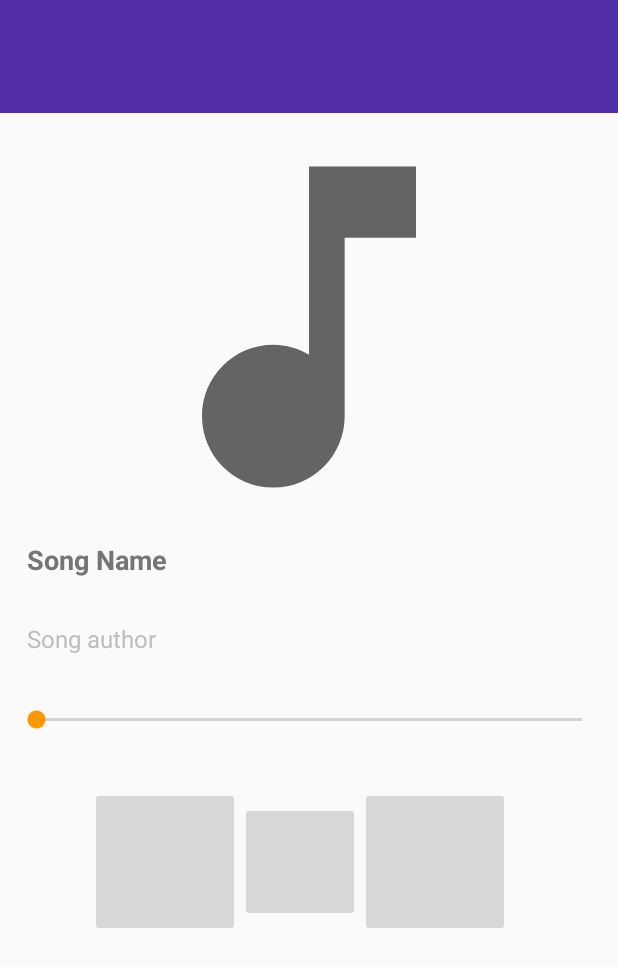
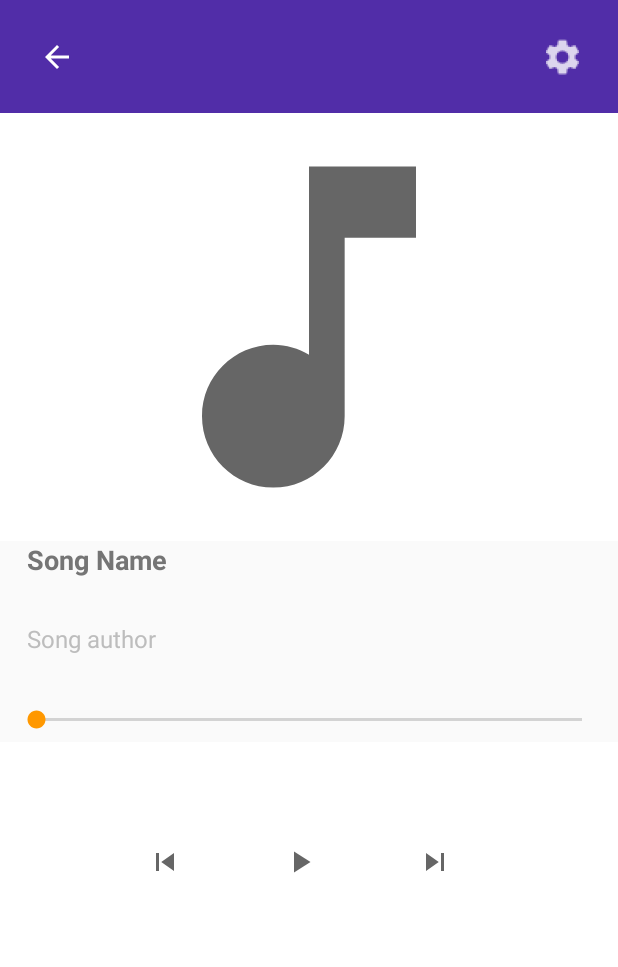
Before and after one commit to Birugov/SummerPlayer, an Android app: the screen it shows after launch (activity_play), on a phone screen of 412 x 824 dp. Shown: the top 967 px of the screen. Run offline under Robolectric (Android 15) with nearby library versions, the phone set to English and light mode, and no system bars.

Commit message:
update design

```diff
--- a/app/build.gradle
+++ b/app/build.gradle
@@ -20,6 +20,10 @@ android {
             proguardFiles getDefaultProguardFile('proguard-android-optimize.txt'), 'proguard-rules.pro'
         }
     }
+    compileOptions {
+        sourceCompatibility JavaVersion.VERSION_1_8
+        targetCompatibility JavaVersion.VERSION_1_8
+    }
 
 }
 
--- a/app/src/main/res/drawable-v24/baseline_arrow_back_ios_24.xml
+++ b/app/src/main/res/drawable-mdpi/baseline_play_arrow_24.xml
@@ -6,5 +6,5 @@
     android:tint="?attr/colorControlNormal">
   <path
       android:fillColor="@android:color/white"
-      android:pathData="M11.67,3.87L9.9,2.1 0,12l9.9,9.9 1.77,-1.77L3.54,12z"/>
+      android:pathData="M8,5v14l11,-7z"/>
 </vector>
--- /dev/null
+++ b/app/src/main/res/drawable-mdpi/baseline_skip_next_24.xml
@@ -0,0 +1,10 @@
+<vector xmlns:android="http://schemas.android.com/apk/res/android"
+    android:width="24dp"
+    android:height="24dp"
+    android:viewportWidth="24"
+    android:viewportHeight="24"
+    android:tint="?attr/colorControlNormal">
+  <path
+      android:fillColor="@android:color/white"
+      android:pathData="M6,18l8.5,-6L6,6v12zM16,6v12h2V6h-2z"/>
+</vector>
--- /dev/null
+++ b/app/src/main/res/drawable-mdpi/baseline_skip_previous_24.xml
@@ -0,0 +1,10 @@
+<vector xmlns:android="http://schemas.android.com/apk/res/android"
+    android:width="24dp"
+    android:height="24dp"
+    android:viewportWidth="24"
+    android:viewportHeight="24"
+    android:tint="?attr/colorControlNormal">
+  <path
+      android:fillColor="@android:color/white"
+      android:pathData="M6,6h2v12L6,18zM9.5,12l8.5,6L18,6z"/>
+</vector>
--- a/app/src/main/res/drawable-v24/baseline_settings_24.xml
+++ /dev/null
@@ -1,10 +0,0 @@
-<vector xmlns:android="http://schemas.android.com/apk/res/android"
-    android:width="24dp"
-    android:height="24dp"
-    android:viewportWidth="24"
-    android:viewportHeight="24"
-    android:tint="?attr/colorControlNormal">
-  <path
-      android:fillColor="@android:color/white"
-      android:pathData="M19.14,12.94c0.04,-0.3 0.06,-0.61 0.06,-0.94c0,-0.32 -0.02,-0.64 -0.07,-0.94l2.03,-1.58c0.18,-0.14 0.23,-0.41 0.12,-0.61l-1.92,-3.32c-0.12,-0.22 -0.37,-0.29 -0.59,-0.22l-2.39,0.96c-0.5,-0.38 -1.03,-0.7 -1.62,-0.94L14.4,2.81c-0.04,-0.24 -0.24,-0.41 -0.48,-0.41h-3.84c-0.24,0 -0.43,0.17 -0.47,0.41L9.25,5.35C8.66,5.59 8.12,5.92 7.63,6.29L5.24,5.33c-0.22,-0.08 -0.47,0 -0.59,0.22L2.74,8.87C2.62,9.08 2.66,9.34 2.86,9.48l2.03,1.58C4.84,11.36 4.8,11.69 4.8,12s0.02,0.64 0.07,0.94l-2.03,1.58c-0.18,0.14 -0.23,0.41 -0.12,0.61l1.92,3.32c0.12,0.22 0.37,0.29 0.59,0.22l2.39,-0.96c0.5,0.38 1.03,0.7 1.62,0.94l0.36,2.54c0.05,0.24 0.24,0.41 0.48,0.41h3.84c0.24,0 0.44,-0.17 0.47,-0.41l0.36,-2.54c0.59,-0.24 1.13,-0.56 1.62,-0.94l2.39,0.96c0.22,0.08 0.47,0 0.59,-0.22l1.92,-3.32c0.12,-0.22 0.07,-0.47 -0.12,-0.61L19.14,12.94zM12,15.6c-1.98,0 -3.6,-1.62 -3.6,-3.6s1.62,-3.6 3.6,-3.6s3.6,1.62 3.6,3.6S13.98,15.6 12,15.6z"/>
-</vector>
--- a/app/src/main/res/layout/activity_play.xml
+++ b/app/src/main/res/layout/activity_play.xml
@@ -21,20 +21,23 @@
             android:layout_height="75dp"
             android:layout_alignParentStart="true"
             android:background="@color/primary_dark"
-            android:contentDescription="@string/exit_button" />
+            android:contentDescription="@string/exit_button"
+            android:src="@drawable/abc_vector_test" />
 
         <ImageButton
             android:id="@+id/settingImageButton"
             android:layout_width="75dp"
             android:layout_height="75dp"
             android:layout_alignParentEnd="true"
-            android:background="@color/primary_dark" />
+            android:background="@color/primary_dark"
+            android:src="@drawable/ic_settings" />
     </RelativeLayout>
 
     <ImageView
         android:id="@+id/imageView"
         android:layout_width="match_parent"
         android:layout_height="285dp"
+        android:background="@color/icons"
         app:srcCompat="@drawable/baseline_music_note_24" />
 
     <TextView
@@ -78,6 +81,7 @@
         android:id="@+id/work_with_song_layout"
         android:layout_width="match_parent"
         android:layout_height="match_parent"
+        android:background="@color/icons"
         android:orientation="horizontal">
 
         <ImageButton
@@ -86,22 +90,29 @@
             android:layout_height="100dp"
             android:layout_marginLeft="60dp"
             android:layout_marginTop="30dp"
-            android:contentDescription="@string/left_button" />
+            android:background="@color/icons"
+            android:contentDescription="@string/left_button"
+            android:src="@drawable/baseline_skip_previous_24" />
 
         <ImageButton
             android:id="@+id/playImageButton"
             android:layout_width="80dp"
             android:layout_height="80dp"
             android:layout_marginTop="40dp"
-            android:contentDescription="@string/play_button" />
+            android:background="@color/icons"
+            android:contentDescription="@string/play_button"
+            android:src="@drawable/baseline_play_arrow_24"
+            tools:src="@drawable/baseline_play_arrow_24" />
 
         <ImageButton
             android:id="@+id/rightImageButton"
             android:layout_width="100dp"
             android:layout_height="100dp"
+            android:layout_marginTop="30dp"
             android:layout_marginRight="50dp"
-            android:layout_marginTop="30dp"
-            android:contentDescription="@string/right_button" />
+            android:background="@android:color/white"
+            android:contentDescription="@string/right_button"
+            android:src="@drawable/baseline_skip_next_24" />
     </LinearLayout>
 
 
```
Also changed, not shown: app/src/main/res/drawable-hdpi/ic_play.png (added), app/src/main/res/drawable-hdpi/ic_settings.png (added), app/src/main/res/drawable-mdpi/ic_play.png (added), app/src/main/res/drawable-mdpi/ic_settings.png (added), app/src/main/res/drawable-xhdpi/ic_play.png (added), app/src/main/res/drawable-xhdpi/ic_settings.png (added), app/src/main/res/drawable-xxhdpi/ic_play.png (added), app/src/main/res/drawable-xxhdpi/ic_settings.png (added), app/src/main/res/drawable-xxxhdpi/ic_play.png (added), app/src/main/res/drawable-xxxhdpi/ic_settings.png (added), 3 other files.
